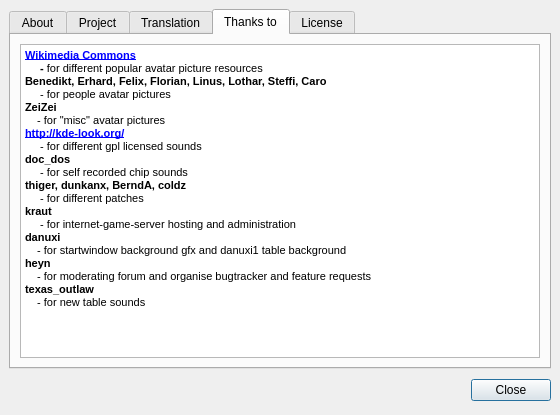
This is src/gui/qt/aboutpokerth.ui in pokerth/pokerth as Qt 5 draws it before an edit. The edited form follows.
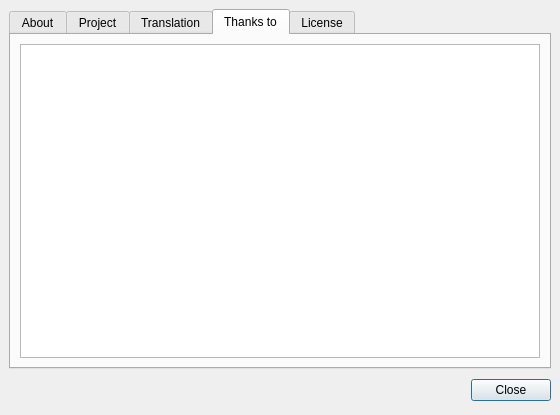
This is the edited form. The open tabs and pages were chosen to show the change.

Patch:
```diff
--- a/src/gui/qt/aboutpokerth.ui
+++ b/src/gui/qt/aboutpokerth.ui
@@ -205,29 +205,10 @@
 &lt;html&gt;&lt;head&gt;&lt;meta name=&quot;qrichtext&quot; content=&quot;1&quot; /&gt;&lt;style type=&quot;text/css&quot;&gt;
 p, li { white-space: pre-wrap; }
 &lt;/style&gt;&lt;/head&gt;&lt;body style=&quot; font-family:'Nimbus Sans L'; font-size:9pt; font-weight:400; font-style:normal;&quot;&gt;
-&lt;table border=&quot;0&quot; style=&quot;-qt-table-type: root; margin-top:4px; margin-bottom:4px; margin-left:4px; margin-right:4px;&quot;&gt;
-&lt;tr&gt;
-&lt;td style=&quot;border: none;&quot;&gt;
-&lt;p style=&quot; margin-top:0px; margin-bottom:0px; margin-left:0px; margin-right:0px; -qt-block-indent:0; text-indent:0px;&quot;&gt;&lt;a href=&quot;http://commons.wikimedia.org/wiki/Main_Page&quot;&gt;&lt;span style=&quot; font-size:8pt; font-weight:600; text-decoration: underline; color:#0000ff;&quot;&gt;Wikimedia Commons&lt;/span&gt;&lt;/a&gt;&lt;/p&gt;
-&lt;p style=&quot; margin-top:0px; margin-bottom:0px; margin-left:0px; margin-right:0px; -qt-block-indent:0; text-indent:0px;&quot;&gt;&lt;span style=&quot; font-size:8pt; font-weight:600;&quot;&gt;     - &lt;/span&gt;&lt;span style=&quot; font-size:8pt;&quot;&gt;for different popular avatar picture resources&lt;/span&gt;&lt;/p&gt;
-&lt;p style=&quot; margin-top:0px; margin-bottom:0px; margin-left:0px; margin-right:0px; -qt-block-indent:0; text-indent:0px;&quot;&gt;&lt;span style=&quot; font-size:8pt; font-weight:600;&quot;&gt;Benedikt, Erhard, Felix, Florian, Linus, Lothar, Steffi, Caro&lt;/span&gt;&lt;/p&gt;
-&lt;p style=&quot; margin-top:0px; margin-bottom:0px; margin-left:0px; margin-right:0px; -qt-block-indent:0; text-indent:0px;&quot;&gt;&lt;span style=&quot; font-size:8pt;&quot;&gt;     - for people avatar pictures&lt;/span&gt;&lt;/p&gt;
-&lt;p style=&quot; margin-top:0px; margin-bottom:0px; margin-left:0px; margin-right:0px; -qt-block-indent:0; text-indent:0px;&quot;&gt;&lt;span style=&quot; font-size:8pt; font-weight:600;&quot;&gt;ZeiZei&lt;/span&gt;&lt;span style=&quot; font-size:8pt;&quot;&gt; &lt;/span&gt;&lt;/p&gt;
-&lt;p style=&quot; margin-top:0px; margin-bottom:0px; margin-left:0px; margin-right:0px; -qt-block-indent:0; text-indent:0px;&quot;&gt;&lt;span style=&quot; font-size:8pt;&quot;&gt;    - for &amp;quot;misc&amp;quot; avatar pictures&lt;/span&gt;&lt;/p&gt;
-&lt;p style=&quot; margin-top:0px; margin-bottom:0px; margin-left:0px; margin-right:0px; -qt-block-indent:0; text-indent:0px;&quot;&gt;&lt;a href=&quot;http://kde-look.org/&quot;&gt;&lt;span style=&quot; font-size:8pt; font-weight:600; text-decoration: underline; color:#0000ff;&quot;&gt;http://kde-look.org/&lt;/span&gt;&lt;/a&gt;&lt;/p&gt;
-&lt;p style=&quot; margin-top:0px; margin-bottom:0px; margin-left:0px; margin-right:0px; -qt-block-indent:0; text-indent:0px;&quot;&gt;&lt;span style=&quot; font-size:8pt;&quot;&gt;     - for different gpl licensed sounds&lt;/span&gt;&lt;/p&gt;
-&lt;p style=&quot; margin-top:0px; margin-bottom:0px; margin-left:0px; margin-right:0px; -qt-block-indent:0; text-indent:0px;&quot;&gt;&lt;span style=&quot; font-size:8pt; font-weight:600;&quot;&gt;doc_dos&lt;/span&gt;&lt;/p&gt;
-&lt;p style=&quot; margin-top:0px; margin-bottom:0px; margin-left:0px; margin-right:0px; -qt-block-indent:0; text-indent:0px;&quot;&gt;&lt;span style=&quot; font-size:8pt;&quot;&gt;     - for self recorded chip sounds&lt;/span&gt;&lt;/p&gt;
-&lt;p style=&quot; margin-top:0px; margin-bottom:0px; margin-left:0px; margin-right:0px; -qt-block-indent:0; text-indent:0px;&quot;&gt;&lt;span style=&quot; font-size:8pt; font-weight:600;&quot;&gt;thiger, dunkanx, BerndA, coldz&lt;/span&gt;&lt;/p&gt;
-&lt;p style=&quot; margin-top:0px; margin-bottom:0px; margin-left:0px; margin-right:0px; -qt-block-indent:0; text-indent:0px;&quot;&gt;&lt;span style=&quot; font-size:8pt;&quot;&gt;     - for different patches&lt;/span&gt;&lt;/p&gt;
-&lt;p style=&quot; margin-top:0px; margin-bottom:0px; margin-left:0px; margin-right:0px; -qt-block-indent:0; text-indent:0px;&quot;&gt;&lt;span style=&quot; font-size:8pt; font-weight:600;&quot;&gt;kraut&lt;/span&gt;&lt;/p&gt;
-&lt;p style=&quot; margin-top:0px; margin-bottom:0px; margin-left:0px; margin-right:0px; -qt-block-indent:0; text-indent:0px;&quot;&gt;&lt;span style=&quot; font-size:8pt;&quot;&gt;     - for internet-game-server hosting and administration&lt;/span&gt;&lt;/p&gt;
-&lt;p style=&quot; margin-top:0px; margin-bottom:0px; margin-left:0px; margin-right:0px; -qt-block-indent:0; text-indent:0px;&quot;&gt;&lt;span style=&quot; font-size:8pt; font-weight:600;&quot;&gt;danuxi&lt;/span&gt;&lt;/p&gt;
-&lt;p style=&quot; margin-top:0px; margin-bottom:0px; margin-left:0px; margin-right:0px; -qt-block-indent:0; text-indent:0px;&quot;&gt;&lt;span style=&quot; font-size:8pt;&quot;&gt;    - for startwindow background gfx and danuxi1 table background&lt;/span&gt;&lt;/p&gt;
-&lt;p style=&quot; margin-top:0px; margin-bottom:0px; margin-left:0px; margin-right:0px; -qt-block-indent:0; text-indent:0px;&quot;&gt;&lt;span style=&quot; font-size:8pt; font-weight:600;&quot;&gt;heyn&lt;/span&gt;&lt;/p&gt;
-&lt;p style=&quot; margin-top:0px; margin-bottom:0px; margin-left:0px; margin-right:0px; -qt-block-indent:0; text-indent:0px;&quot;&gt;&lt;span style=&quot; font-size:8pt;&quot;&gt;    - for moderating forum and organise bugtracker and feature requests&lt;/span&gt;&lt;/p&gt;
-&lt;p style=&quot; margin-top:0px; margin-bottom:0px; margin-left:0px; margin-right:0px; -qt-block-indent:0; text-indent:0px;&quot;&gt;&lt;span style=&quot; font-size:8pt; font-weight:600;&quot;&gt;texas_outlaw&lt;/span&gt;&lt;/p&gt;
-&lt;p style=&quot; margin-top:0px; margin-bottom:0px; margin-left:0px; margin-right:0px; -qt-block-indent:0; text-indent:0px;&quot;&gt;&lt;span style=&quot; font-size:8pt;&quot;&gt;    - for new table sounds&lt;/span&gt;&lt;/p&gt;&lt;/td&gt;&lt;/tr&gt;&lt;/table&gt;&lt;/body&gt;&lt;/html&gt;</string>
+&lt;p style=&quot;-qt-paragraph-type:empty; margin-top:0px; margin-bottom:0px; margin-left:0px; margin-right:0px; -qt-block-indent:0; text-indent:0px;&quot;&gt;&lt;/p&gt;&lt;/body&gt;&lt;/html&gt;</string>
+         </property>
+         <property name="acceptRichText">
+          <bool>false</bool>
          </property>
          <property name="openExternalLinks">
           <bool>true</bool>
```
Left out of the diff: 5 changed lines with no effect on the pictures.
